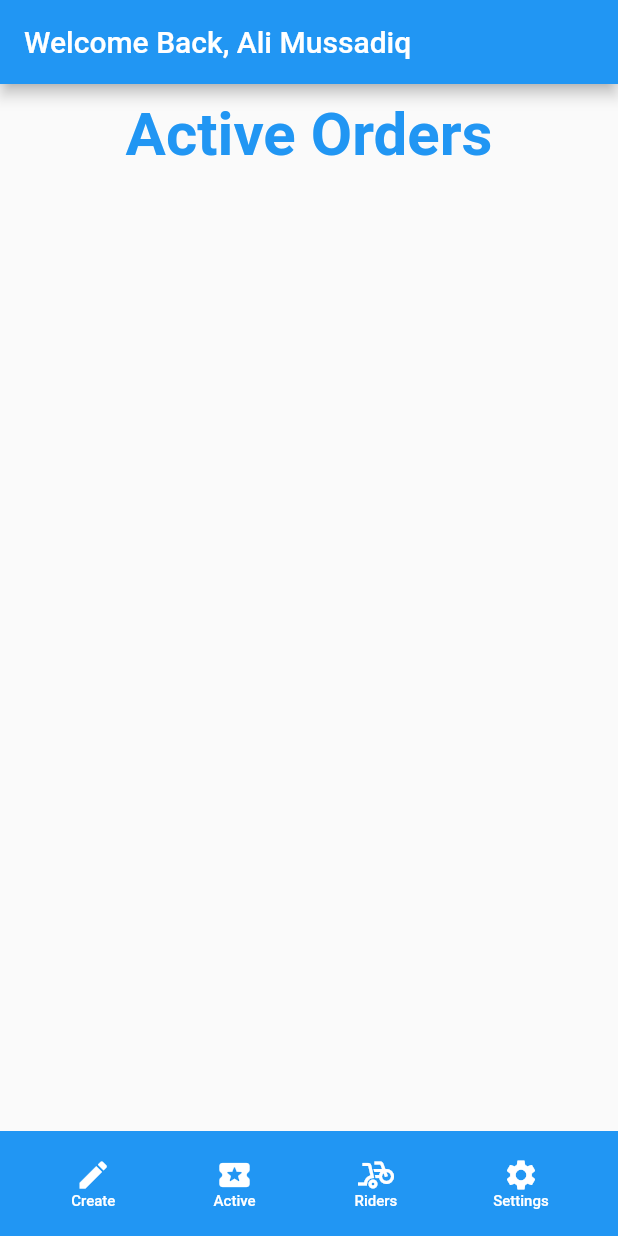
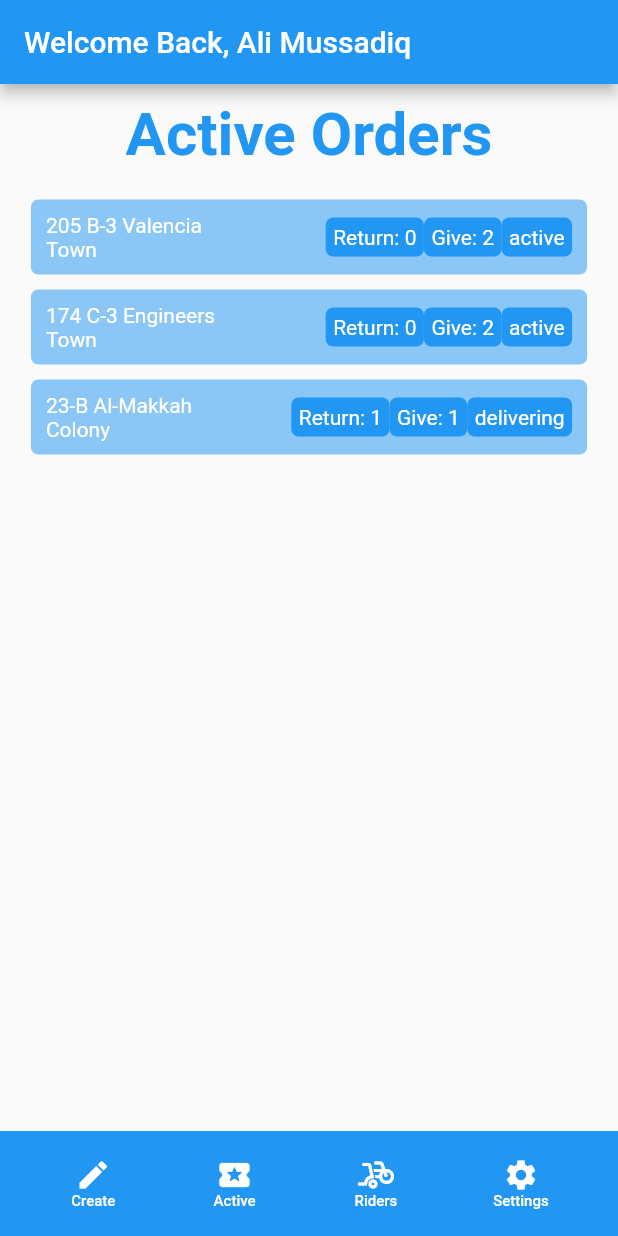
Before and after one commit to IbraheemHaseeb7/paani, a Flutter app: the screen it shows after launch, item 2 of the bottom bar chosen, on a phone screen of 412 x 824 dp. Run offline on Flutter 3.47's test engine with Material 2 defaults, Android fonts, the phone set to English and light mode, and no system bars; our stand-ins replace custom_radio_grouped_button.

Commit message:
done with create order page and also the active orders page

```diff
--- /dev/null
+++ b/lib/Components/ActiveOrders/ActiveOrdersContainer.dart
@@ -0,0 +1,172 @@
+import 'package:flutter/material.dart';
+import 'package:paani/Components/ActiveOrders/Order.dart';
+import 'package:paani/main.dart';
+
+class ActiveOrdersContainer extends StatefulWidget {
+  @override
+  ActiveOrdersContainerState createState() => ActiveOrdersContainerState();
+}
+
+class ActiveOrdersContainerState extends State<ActiveOrdersContainer> {
+  List<Map<String, String>> orders = [
+    {
+      "address": "205 B-3 Valencia Town",
+      "give": "2",
+      "returning": "0",
+      "status": "active",
+      "amount": "2000",
+      "name": "Rashid Nadeem",
+      "id": "1",
+      "date": "22-05-2023"
+    },
+    {
+      "address": "174 C-3 Engineers Town",
+      "give": "2",
+      "returning": "0",
+      "status": "active",
+      "amount": "1000",
+      "name": "Haseeb Bashir",
+      "id": "2",
+      "date": "22-05-2023"
+    },
+    {
+      "address": "23-B Al-Makkah Colony",
+      "give": "1",
+      "returning": "1",
+      "status": "delivering",
+      "amount": "2000",
+      "name": "Ali Khalid",
+      "id": "3",
+      "date": "22-05-2023"
+    },
+  ];
+  @override
+  Widget build(BuildContext context) {
+    double screenWidth = MediaQuery.of(context).size.width;
+    double screenHeight = MediaQuery.of(context).size.height;
+
+    void deleteOrder(int index) {
+      setState(() {
+        orders.remove(orders[index]);
+      });
+    }
+
+    void handleSelect(int index) {
+      showDialog(
+          context: context,
+          builder: (BuildContext boxContext) {
+            double boxWidth = MediaQuery.of(boxContext).size.width;
+
+            return AlertDialog(
+              title: Text(orders[index]["address"] ?? ""),
+              content: Container(
+                  height: null,
+                  width: boxWidth,
+                  child: Flex(
+                      direction: Axis.vertical,
+                      mainAxisSize: MainAxisSize.min,
+                      children: [
+                        Flex(
+                            direction: Axis.horizontal,
+                            mainAxisAlignment: MainAxisAlignment.spaceBetween,
+                            children: [
+                              Text("Name"),
+                              Text(orders[index]["name"] ?? "")
+                            ]),
+                        Flex(
+                            direction: Axis.horizontal,
+                            mainAxisAlignment: MainAxisAlignment.spaceBetween,
+                            children: [
+                              Text("Return"),
+                              Text(orders[index]["returning"] ?? "")
+                            ]),
+                        Flex(
+                            direction: Axis.horizontal,
+                            mainAxisAlignment: MainAxisAlignment.spaceBetween,
+                            children: [
+                              Text("Give"),
+                              Text(orders[index]["give"] ?? "")
+                            ]),
+                        Flex(
+                            direction: Axis.horizontal,
+                            mainAxisAlignment: MainAxisAlignment.spaceBetween,
+                            children: [
+                              Text("Status"),
+                              Text(orders[index]["status"] ?? "")
+                            ]),
+                        Flex(
+                            direction: Axis.horizontal,
+                            mainAxisAlignment: MainAxisAlignment.spaceBetween,
+                            children: [
+                              Text("Amount"),
+                              Text(orders[index]["amount"] ?? "")
+                            ]),
+                      ])),
+              actions: [
+                Container(
+                  width: boxWidth,
+                  child: Flex(
+                      direction: Axis.horizontal,
+                      mainAxisAlignment: MainAxisAlignment.spaceBetween,
+                      children: [
+                        IconButton(
+                            onPressed: () {
+                              Navigator.of(boxContext).pop();
+                            },
+                            icon: const Icon(Icons.close)),
+
+                        // ACCEPT BUTTON DISPLAYED FOR RIDERS ONLY
+                        (() {
+                          if (MyApp.accountType == "rider") {
+                            return ElevatedButton(
+                                onPressed: () {
+                                  print("You accepted this order");
+                                  Navigator.of(boxContext).pop();
+                                },
+                                child: Text("Accept"));
+                          } else
+                            return Container();
+                        })(),
+                        // DELETE BUTTON DISPLAYED FOR ADMINS ONLY
+                        (() {
+                          if (MyApp.accountType == "admin") {
+                            return ElevatedButton(
+                                style: const ButtonStyle(
+                                    backgroundColor:
+                                        MaterialStatePropertyAll(Colors.red)),
+                                onPressed: () {
+                                  deleteOrder(index);
+                                  Navigator.of(boxContext).pop();
+                                },
+                                child: Text("delete"));
+                          } else {
+                            return Container();
+                          }
+                        })(),
+                      ]),
+                )
+              ],
+            );
+          });
+    }
+
+    return (Container(
+        margin: EdgeInsets.only(top: 20),
+        width: screenWidth * 0.9,
+        child: Container(
+            height: screenHeight - 250,
+            child: ListView.builder(
+                itemCount: orders.length,
+                itemBuilder: (BuildContext context, int index) {
+                  return GestureDetector(
+                      onTap: () {
+                        handleSelect(index);
+                      },
+                      child: Order(
+                          address: orders[index]["address"],
+                          give: orders[index]["give"],
+                          returning: orders[index]["returning"],
+                          status: orders[index]["status"]));
+                }))));
+  }
+}
--- /dev/null
+++ b/lib/Components/ActiveOrders/Order.dart
@@ -0,0 +1,50 @@
+import 'package:flutter/material.dart';
+import 'package:paani/Components/ActiveOrders/OrderStatusContainer.dart';
+
+class Order extends StatefulWidget {
+  String? address;
+  String? give, returning, status;
+  Order(
+      {super.key,
+      required this.address,
+      required this.give,
+      required this.returning,
+      required this.status});
+
+  @override
+  OrderState createState() => OrderState();
+}
+
+class OrderState extends State<Order> {
+  @override
+  Widget build(BuildContext context) {
+    double screenWidth = MediaQuery.of(context).size.width;
+
+    return (Container(
+        decoration: BoxDecoration(
+            color: Color.fromARGB(132, 33, 149, 243),
+            borderRadius: BorderRadius.circular(5)),
+        width: screenWidth * 0.8,
+        margin: EdgeInsets.only(bottom: 10),
+        height: 50,
+        child: Flex(
+          direction: Axis.horizontal,
+          mainAxisAlignment: MainAxisAlignment.spaceBetween,
+          children: [
+            Container(
+                margin: EdgeInsets.only(left: 10),
+                decoration: BoxDecoration(),
+                width: 120,
+                child: Text(
+                  widget.address!,
+                  style: TextStyle(color: Colors.white),
+                )),
+            OrderStatusContainer(
+              give: widget.give!,
+              returning: widget.returning!,
+              status: widget.status!,
+            )
+          ],
+        )));
+  }
+}
--- /dev/null
+++ b/lib/Components/ActiveOrders/OrderStatusContainer.dart
@@ -0,0 +1,44 @@
+import 'package:flutter/material.dart';
+
+class OrderStatusContainer extends StatelessWidget {
+  String returning, give, status;
+  OrderStatusContainer(
+      {super.key,
+      required this.returning,
+      required this.give,
+      required this.status});
+
+  @override
+  Widget build(BuildContext context) {
+    return Container(
+      margin: EdgeInsets.only(right: 10),
+      child: Flex(
+        direction: Axis.horizontal,
+        mainAxisAlignment: MainAxisAlignment.center,
+        children: [
+          LittleBox(value: "Return: $returning"),
+          LittleBox(value: "Give: $give"),
+          LittleBox(value: status),
+        ],
+      ),
+    );
+  }
+}
+
+class LittleBox extends StatelessWidget {
+  String value;
+  LittleBox({super.key, required this.value});
+
+  @override
+  Widget build(BuildContext context) {
+    return Container(
+      decoration: BoxDecoration(
+          color: Colors.blue, borderRadius: BorderRadius.circular(5)),
+      padding: const EdgeInsets.all(5),
+      child: Text(
+        value,
+        style: const TextStyle(color: Colors.white),
+      ),
+    );
+  }
+}
--- a/lib/Pages/ActiveOrders.dart
+++ b/lib/Pages/ActiveOrders.dart
@@ -1,4 +1,5 @@
 import 'package:flutter/material.dart';
+import 'package:paani/Components/ActiveOrders/ActiveOrdersContainer.dart';
 import 'package:paani/Components/Title.dart';
 
 class ActiveOrders extends StatefulWidget {
@@ -26,6 +27,7 @@ class ActiveOrdersState extends State<ActiveOrders> {
           direction: Axis.vertical,
           children: [
             CustomTitle(title: "Active Orders"),
+            ActiveOrdersContainer()
           ],
         )));
   }
--- a/lib/Pages/CreateNewOrder.dart
+++ b/lib/Pages/CreateNewOrder.dart
@@ -16,11 +16,13 @@ class CreateState extends State<Create> {
   Widget build(BuildContext context) {
     // HELPING VARIABLES
     double? screenWidth = MediaQuery.of(context).size.width;
+    double? screenHeight = MediaQuery.of(context).size.height;
 
     // RENDERING WIDGETS
     return (Container(
         padding: EdgeInsets.only(top: 10),
         width: screenWidth,
+        // height: screenHeight - 250,
         child: Flex(
           mainAxisAlignment: MainAxisAlignment.start,
           crossAxisAlignment: CrossAxisAlignment.center,
--- a/lib/Pages/HomePage.dart
+++ b/lib/Pages/HomePage.dart
@@ -4,6 +4,7 @@ import 'package:paani/Components/Footer.dart';
 import 'package:paani/Components/Title.dart';
 import 'package:paani/Pages/ActiveOrders.dart';
 import 'package:paani/Pages/CreateNewOrder.dart';
+import 'package:paani/Pages/Riders.dart';
 
 class HomePage extends StatefulWidget {
   // CONSTRUCTOR
@@ -39,8 +40,10 @@ class HomePageState extends State<HomePage> {
             return Create();
           case "Active":
             return ActiveOrders();
+          case "Rider":
+            return Riders();
           default:
-            return Create();
+            return Riders();
         }
       }())),
       bottomNavigationBar: Footer(makeSelection: makeSelection),
--- a/lib/main.dart
+++ b/lib/main.dart
@@ -8,6 +8,7 @@ void main() {
 }
 
 class MyApp extends StatelessWidget {
+  static String accountType = "admin";
   const MyApp({super.key});
 
   // This widget is the root of your application.
```
Also changed, not shown: lib/Components/Riders/RiderContainer.dart (added, +54 -0 lines), lib/Pages/Riders.dart (added, +62 -0 lines).
